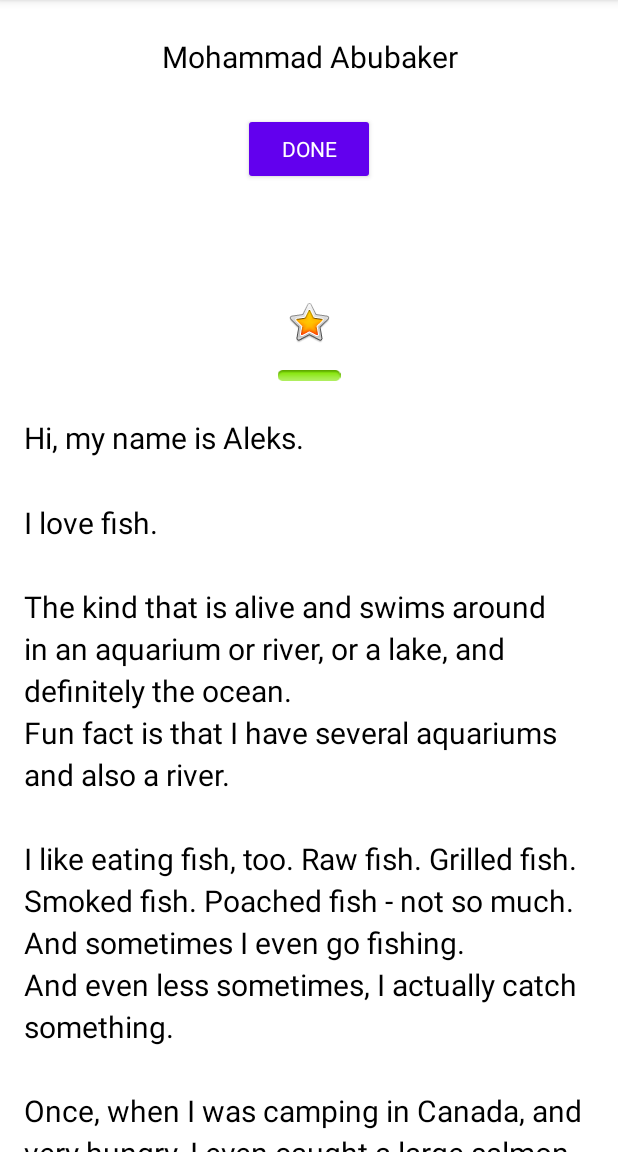
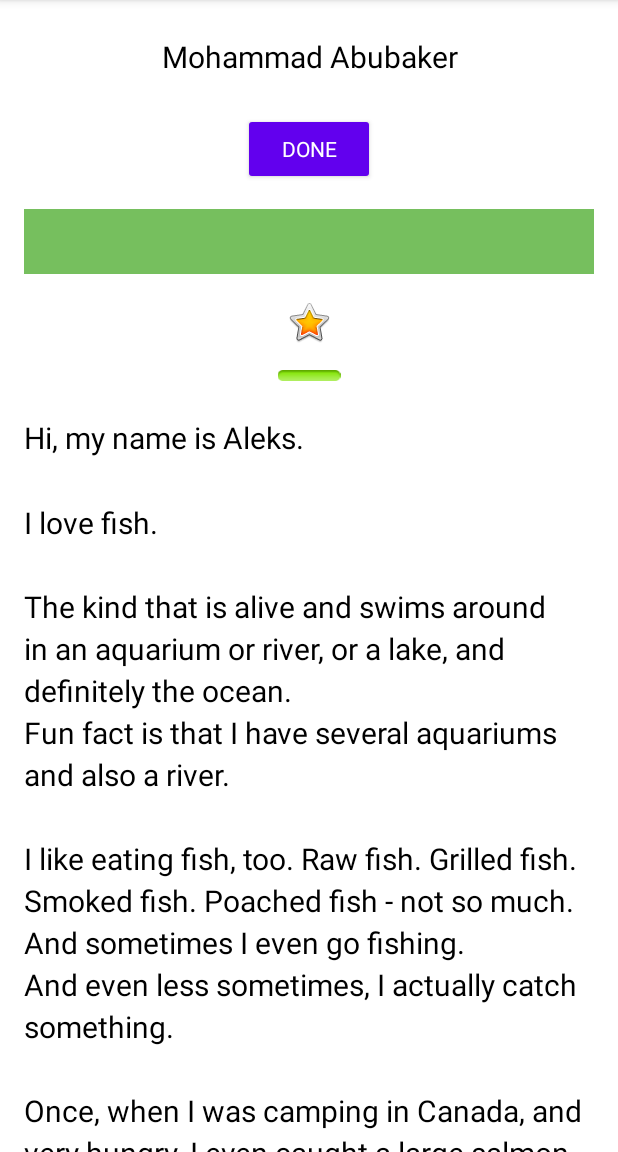
Before and after one commit to abubaker-cs/codelabs-layouts, an Android app: the screen it shows after launch (MainActivity), after a tap on "DONE", on a phone screen of 412 x 824 dp, the part 84-1236 px from its top. Run offline under Robolectric (Android 15) with nearby library versions, the phone set to English and light mode, and no system bars; Roboto replaces fonts that are not available here.

Commit message:
Added interactivity

```diff
--- a/app/src/main/res/layout/activity_main.xml
+++ b/app/src/main/res/layout/activity_main.xml
@@ -45,6 +45,9 @@
         style="@style/NameStyle"
         android:layout_width="match_parent"
         android:layout_height="wrap_content"
+        android:layout_marginStart="@dimen/layout_margin"
+        android:layout_marginEnd="@dimen/layout_margin"
+        android:background="@color/colorAccent"
         android:text=""
         android:textAlignment="center"
         android:visibility="gone" />
```
Also changed, not shown: app/src/main/java/org/abubaker/aboutme/MainActivity.kt (+7 -0 lines).
